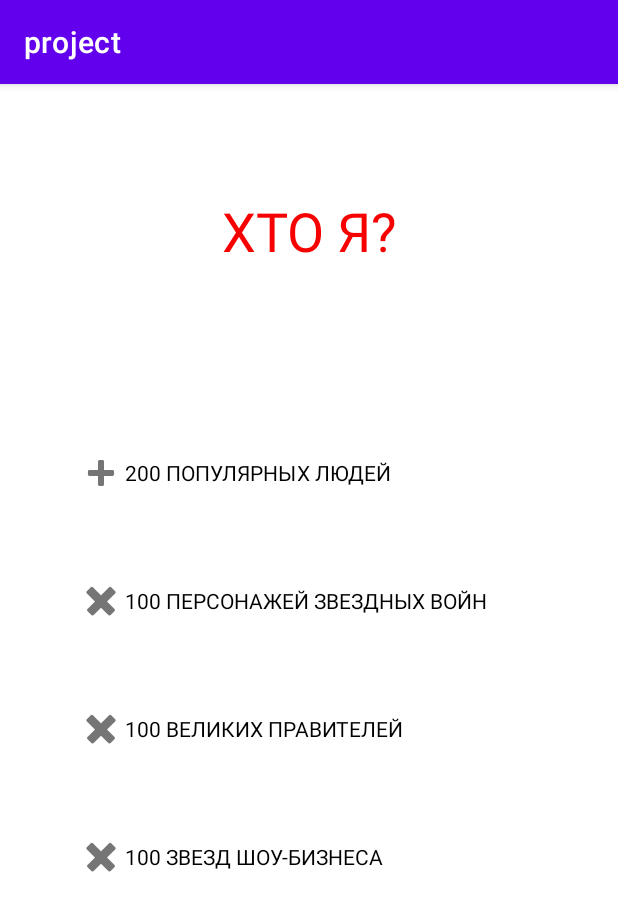
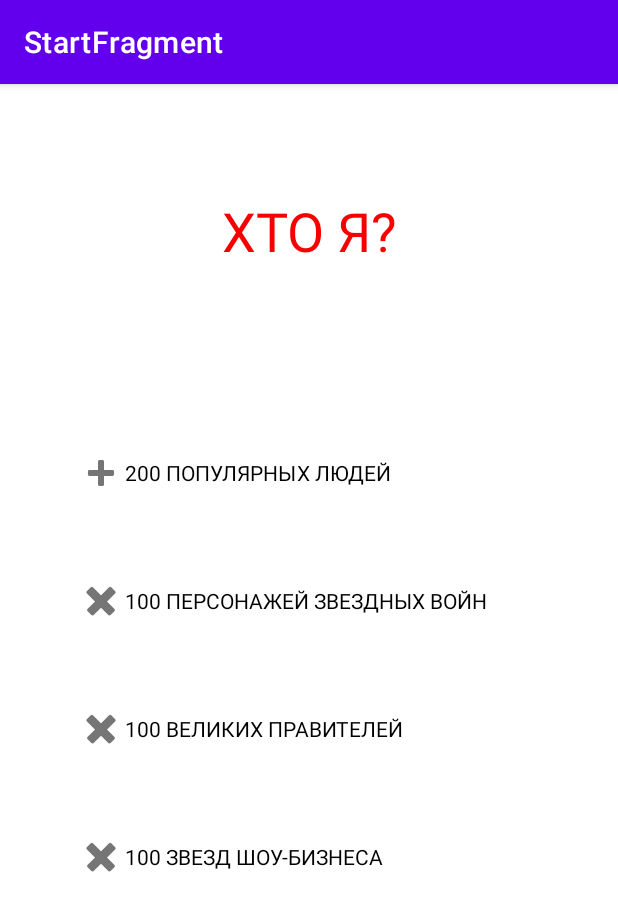
Before and after one commit to AlexandrTsymbal/project, an Android app: the screen it shows after launch (MainActivity), on a phone screen of 412 x 824 dp. Shown: the top 911 px of the screen. Run offline under Robolectric (Android 15) with nearby library versions, the phone set to English and light mode, and no system bars; our stand-ins replace data binding, navigation-ui.

Commit message:
implemented load image and navigation

```diff
--- a/app/build.gradle
+++ b/app/build.gradle
@@ -33,6 +33,10 @@ android {
 }
 
 dependencies {
+    implementation 'androidx.navigation:navigation-fragment:2.3.5'
+    implementation 'androidx.navigation:navigation-ui:2.3.5'
+
+    implementation 'com.squareup.picasso:picasso:2.71828'
     implementation 'com.squareup.retrofit2:retrofit:2.4.0'
     implementation 'com.squareup.retrofit2:converter-gson:2.4.0'
     implementation "androidx.fragment:fragment:1.3.3"
--- a/app/src/main/java/com/example/project/MainActivity.java
+++ b/app/src/main/java/com/example/project/MainActivity.java
@@ -1,55 +1,57 @@
 package com.example.project;
 
 import androidx.appcompat.app.AppCompatActivity;
+import androidx.navigation.NavController;
+import androidx.navigation.Navigation;
+import androidx.navigation.ui.AppBarConfiguration;
+import androidx.navigation.ui.NavigationUI;
 
-import android.graphics.Bitmap;
-import android.graphics.BitmapFactory;
 import android.os.Bundle;
 import android.view.View;
-import android.widget.ImageView;
 import android.widget.RadioButton;
 import android.widget.RadioGroup;
-import android.widget.Toast;
-
-import java.io.IOException;
-import java.net.MalformedURLException;
-import java.net.URL;
 
 public class MainActivity extends AppCompatActivity {
-RadioGroup radioGroup;
+    RadioGroup radioGroup;
+
     @Override
     protected void onCreate(Bundle savedInstanceState) {
         super.onCreate(savedInstanceState);
-        setContentView(R.layout.start_fragment);
-        RadioGroup radioGroup = findViewById(R.id.radioGroup);
-        RadioButton popular = findViewById(R.id.popular);
-        popular.setOnClickListener(radioButtonClickListener);
-        RadioButton star = findViewById(R.id.starwars);
-        star.setOnClickListener(radioButtonClickListener);
-        RadioButton monarch = findViewById(R.id.monarch);
-        monarch.setOnClickListener(radioButtonClickListener);
-        RadioButton show = findViewById(R.id.show);
-        show.setOnClickListener(radioButtonClickListener);
-    }
-        View.OnClickListener radioButtonClickListener = new View.OnClickListener() {
-            @Override
-            public void onClick(View v) {
-                RadioButton rb = (RadioButton)v;
-                switch (rb.getId()) {
-                    case R.id.popular: setContentView(R.layout.activity_main);
-                        break;
-                    case R.id.starwars:;
-                        break;
-                    case R.id.monarch: ;
-                        break;
-                    case R.id.show: ;
-                        break;
+        setContentView(R.layout.activity_main);
 
-                    default:
-                        break;
-                }
-            }
-        };
+        NavController navController = Navigation.findNavController(this, R.id.navHost);
+        AppBarConfiguration appBarConfiguration = new AppBarConfiguration.Builder(navController.getGraph()).build();
+        NavigationUI.setupActionBarWithNavController(this, navController, appBarConfiguration);
+//        RadioGroup radioGroup = findViewById(R.id.radioGroup);
+//        RadioButton popular = findViewById(R.id.popular);
+//        popular.setOnClickListener(radioButtonClickListener);
+//        RadioButton star = findViewById(R.id.starwars);
+//        star.setOnClickListener(radioButtonClickListener);
+//        RadioButton monarch = findViewById(R.id.monarch);
+//        monarch.setOnClickListener(radioButtonClickListener);
+//        RadioButton show = findViewById(R.id.show);
+//        show.setOnClickListener(radioButtonClickListener);
+//    }
+//        View.OnClickListener radioButtonClickListener = new View.OnClickListener() {
+//            @Override
+//            public void onClick(View v) {
+//                RadioButton rb = (RadioButton)v;
+//                switch (rb.getId()) {
+//                    case R.id.popular: setContentView(R.layout.activity_main);
+//                        break;
+//                    case R.id.starwars:;
+//                        break;
+//                    case R.id.monarch: ;
+//                        break;
+//                    case R.id.show: ;
+//                        break;
+//
+//                    default:
+//                        break;
+//                }
+//            }
+//        };
 
 
     }
+}
--- /dev/null
+++ b/app/src/main/java/com/example/project/StartFragment.java
@@ -0,0 +1,36 @@
+package com.example.project;
+
+import android.os.Bundle;
+import android.view.LayoutInflater;
+import android.view.View;
+import android.view.ViewGroup;
+
+import androidx.annotation.NonNull;
+import androidx.annotation.Nullable;
+import androidx.fragment.app.Fragment;
+import androidx.navigation.NavController;
+import androidx.navigation.Navigation;
+import androidx.navigation.fragment.NavHostFragment;
+
+import com.example.project.databinding.FragmentStartBinding;
+
+public class StartFragment extends Fragment {
+    @Nullable
+    @Override
+    public View onCreateView(@NonNull LayoutInflater inflater, @Nullable ViewGroup container, @Nullable Bundle savedInstanceState) {
+        FragmentStartBinding binding = FragmentStartBinding.inflate(inflater);
+        binding.setStartFragment(this);
+
+        return binding.getRoot();
+    }
+
+    public void goTo(int toId) {
+        NavController navController = NavHostFragment.findNavController(this);
+
+        switch (toId) {
+            case 0: {
+                navController.navigate(R.id.action_startFragment_to_gameFragment);
+            }
+        }
+    }
+}
--- a/app/src/main/res/layout/activity_main.xml
+++ b/app/src/main/res/layout/activity_main.xml
@@ -7,14 +7,17 @@
     android:layout_height="match_parent"
     tools:context=".MainActivity">
 
-    <androidx.fragment.app.FragmentContainerView
-        android:id="@+id/fragment_container_view"
-        android:name="com.example.project.GameFragment"
+    <fragment
+        android:id="@+id/navHost"
+        android:name="androidx.navigation.fragment.NavHostFragment"
         android:layout_width="0dp"
         android:layout_height="0dp"
         app:layout_constraintBottom_toBottomOf="parent"
         app:layout_constraintEnd_toEndOf="parent"
         app:layout_constraintStart_toStartOf="parent"
-        app:layout_constraintTop_toTopOf="parent" />
+        app:layout_constraintTop_toTopOf="parent"
+        app:defaultNavHost="true"
+        app:navGraph="@navigation/nav_graph" />
+
 
 </androidx.constraintlayout.widget.ConstraintLayout>
--- /dev/null
+++ b/app/src/main/res/layout/fragment_start.xml
@@ -0,0 +1,78 @@
+<?xml version="1.0" encoding="utf-8"?>
+<layout
+    xmlns:android="http://schemas.android.com/apk/res/android"
+    xmlns:app="http://schemas.android.com/apk/res-auto"
+    xmlns:tools="http://schemas.android.com/tools">
+
+    <data>
+        <variable
+            name="startFragment"
+            type="com.example.project.StartFragment" />
+    </data>
+
+    <androidx.constraintlayout.widget.ConstraintLayout
+
+        android:layout_width="match_parent"
+        android:layout_height="match_parent">
+
+        <RadioGroup
+            android:id="@+id/radioGroup"
+            android:layout_width="309dp"
+            android:layout_height="335dp"
+            app:layout_constraintBottom_toBottomOf="parent"
+            app:layout_constraintEnd_toEndOf="parent"
+            app:layout_constraintHorizontal_bias="0.497"
+            app:layout_constraintStart_toStartOf="parent"
+            app:layout_constraintTop_toTopOf="parent">
+
+            <RadioButton
+                android:id="@+id/popular"
+                android:layout_width="match_parent"
+                android:layout_height="85dp"
+                android:button="@android:drawable/ic_input_add"
+                android:text="200 ПОПУЛЯРНЫХ ЛЮДЕЙ"
+                android:onClick="@{() -> startFragment.goTo(0)}"
+                android:textColorHint="#F12D2D" />
+
+            <RadioButton
+                android:id="@+id/starwars"
+                style="@android:style/Widget.DeviceDefault.Light.CompoundButton.RadioButton"
+                android:layout_width="match_parent"
+                android:layout_height="85dp"
+                android:button="@android:drawable/ic_delete"
+                android:text="100 ПЕРСОНАЖЕЙ ЗВЕЗДНЫХ ВОЙН"
+                android:textColor="#000000" />
+
+            <RadioButton
+                android:id="@+id/monarch"
+                android:layout_width="match_parent"
+                android:layout_height="85dp"
+                android:button="@android:drawable/ic_delete"
+                android:text="100 ВЕЛИКИХ ПРАВИТЕЛЕЙ" />
+
+            <RadioButton
+                android:id="@+id/show"
+                android:layout_width="match_parent"
+                android:layout_height="85dp"
+                android:button="@android:drawable/ic_delete"
+                android:text="100 ЗВЕЗД ШОУ-БИЗНЕСА" />
+
+        </RadioGroup>
+
+        <TextView
+            android:id="@+id/textView"
+            android:layout_width="203dp"
+            android:layout_height="48dp"
+            android:text="ХТО Я?"
+            android:textAlignment="center"
+            android:textColor="#F60000"
+            android:textColorHint="@color/design_default_color_error"
+            android:textSize="36sp"
+            app:layout_constraintBottom_toBottomOf="parent"
+            app:layout_constraintEnd_toEndOf="parent"
+            app:layout_constraintStart_toStartOf="parent"
+            app:layout_constraintTop_toTopOf="parent"
+            app:layout_constraintVertical_bias="0.102" />
+
+    </androidx.constraintlayout.widget.ConstraintLayout>
+</layout>
--- a/app/src/main/res/layout/start_fragment.xml
+++ /dev/null
@@ -1,67 +0,0 @@
-<?xml version="1.0" encoding="utf-8"?>
-<androidx.constraintlayout.widget.ConstraintLayout
-    xmlns:android="http://schemas.android.com/apk/res/android"
-    xmlns:app="http://schemas.android.com/apk/res-auto"
-    xmlns:tools="http://schemas.android.com/tools"
-    android:layout_width="match_parent"
-    android:layout_height="match_parent">
-
-    <RadioGroup
-        android:id="@+id/radioGroup"
-        android:layout_width="309dp"
-        android:layout_height="335dp"
-        app:layout_constraintBottom_toBottomOf="parent"
-        app:layout_constraintEnd_toEndOf="parent"
-        app:layout_constraintHorizontal_bias="0.497"
-        app:layout_constraintStart_toStartOf="parent"
-        app:layout_constraintTop_toTopOf="parent">
-
-        <RadioButton
-            android:id="@+id/popular"
-            android:layout_width="match_parent"
-            android:layout_height="85dp"
-            android:button="@android:drawable/ic_input_add"
-            android:text="200 ПОПУЛЯРНЫХ ЛЮДЕЙ"
-            android:textColorHint="#F12D2D" />
-
-        <RadioButton
-            android:id="@+id/starwars"
-            style="@android:style/Widget.DeviceDefault.Light.CompoundButton.RadioButton"
-            android:layout_width="match_parent"
-            android:layout_height="85dp"
-            android:button="@android:drawable/ic_delete"
-            android:text="100 ПЕРСОНАЖЕЙ ЗВЕЗДНЫХ ВОЙН"
-            android:textColor="#000000" />
-
-        <RadioButton
-            android:id="@+id/monarch"
-            android:layout_width="match_parent"
-            android:layout_height="85dp"
-            android:button="@android:drawable/ic_delete"
-            android:text="100 ВЕЛИКИХ ПРАВИТЕЛЕЙ" />
-
-        <RadioButton
-            android:id="@+id/show"
-            android:layout_width="match_parent"
-            android:layout_height="85dp"
-            android:button="@android:drawable/ic_delete"
-            android:text="100 ЗВЕЗД ШОУ-БИЗНЕСА" />
-
-    </RadioGroup>
-
-    <TextView
-        android:id="@+id/textView"
-        android:layout_width="203dp"
-        android:layout_height="48dp"
-        android:text="ХТО Я?"
-        android:textAlignment="center"
-        android:textColor="#F60000"
-        android:textColorHint="@color/design_default_color_error"
-        android:textSize="36sp"
-        app:layout_constraintBottom_toBottomOf="parent"
-        app:layout_constraintEnd_toEndOf="parent"
-        app:layout_constraintStart_toStartOf="parent"
-        app:layout_constraintTop_toTopOf="parent"
-        app:layout_constraintVertical_bias="0.102" />
-
-</androidx.constraintlayout.widget.ConstraintLayout>
--- /dev/null
+++ b/app/src/main/res/navigation/nav_graph.xml
@@ -0,0 +1,18 @@
+<?xml version="1.0" encoding="utf-8"?>
+<navigation xmlns:android="http://schemas.android.com/apk/res/android"
+    xmlns:app="http://schemas.android.com/apk/res-auto" android:id="@+id/nav_graph"
+    app:startDestination="@id/startFragment">
+
+    <fragment
+        android:id="@+id/startFragment"
+        android:name="com.example.project.StartFragment"
+        android:label="StartFragment" >
+        <action
+            android:id="@+id/action_startFragment_to_gameFragment"
+            app:destination="@id/gameFragment" />
+    </fragment>
+    <fragment
+        android:id="@+id/gameFragment"
+        android:name="com.example.project.GameFragment"
+        android:label="GameFragment" />
+</navigation>
```
Also changed, not shown: app/src/main/java/com/example/project/BindingAdapters.java (added, +50 -0 lines), app/src/main/java/com/example/project/GameFragment.java (+1 -9 lines), app/src/main/java/com/example/project/GameStatus.java (added, +8 -0 lines), app/src/main/java/com/example/project/GameViewModel.java (+14 -26 lines), app/src/main/java/com/example/project/QuestionRepository.java (added, +17 -0 lines), app/src/main/res/drawable/ic_connection_error.xml (added, +26 -0 lines), app/src/main/res/drawable/loading_animation.xml (added, +22 -0 lines), app/src/main/res/drawable/loading_img.xml (added, +56 -0 lines), app/src/main/res/layout/game_fragment.xml (+18 -4 lines).
